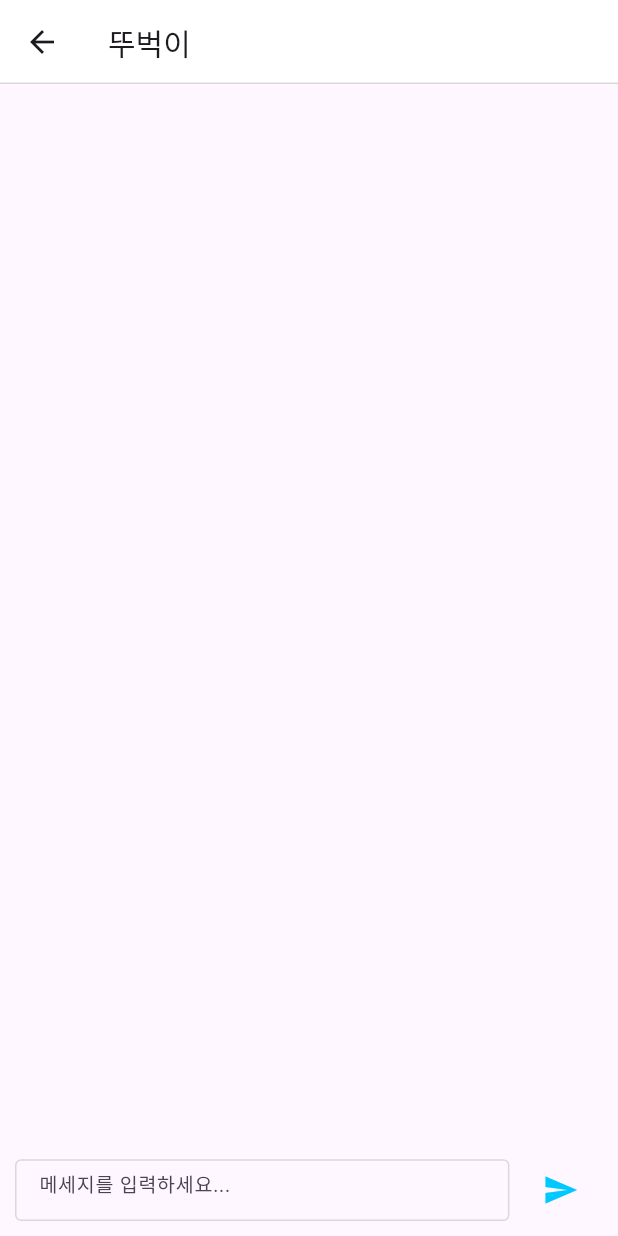
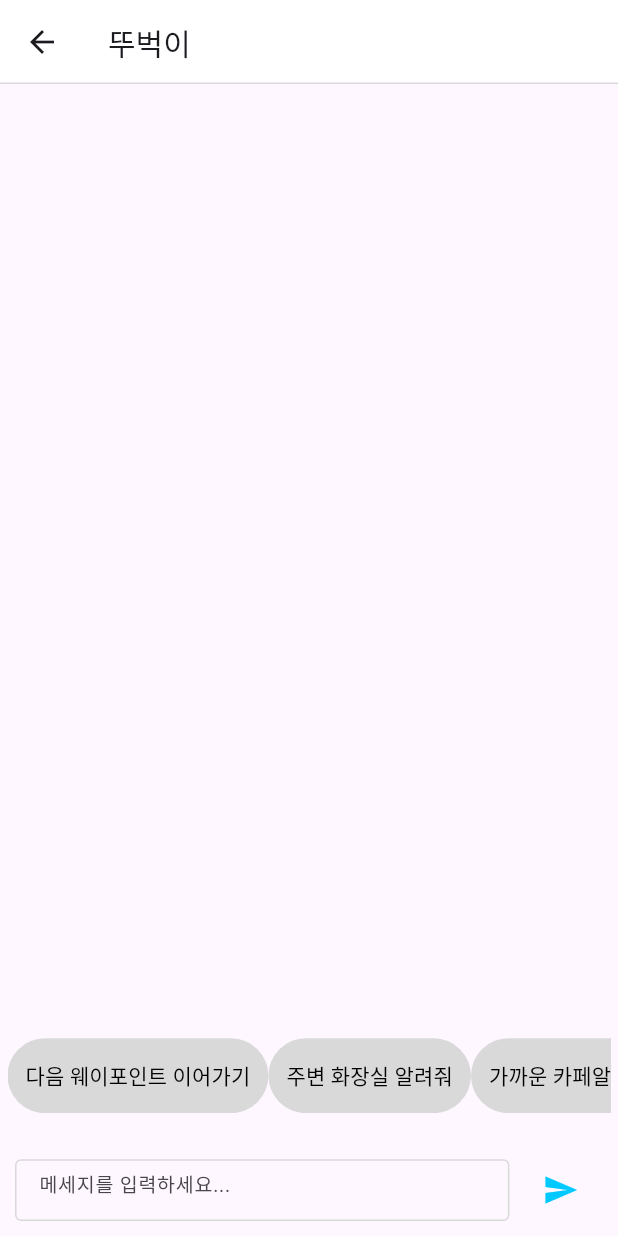
Before and after one commit to mine0697782/ddoobugi, a Flutter app: the Chat screen opened directly, on a phone screen of 412 x 824 dp. Run offline on Flutter 3.47's test engine with Material 3 defaults, Android fonts, the phone set to English and light mode, and no system bars; our stand-ins replace google_maps_flutter, permission_handler; Roboto replaces fonts that are missing (Hanbit).

Commit message:
create chat bar

```diff
--- a/frontend/lib/screen/chat.dart
+++ b/frontend/lib/screen/chat.dart
@@ -9,7 +9,13 @@ class Chat extends StatefulWidget {
 
 class _ChatState extends State<Chat> {
   TextEditingController chat_controller = TextEditingController();
-  var recommend = ["주변 화장실 알려줘", "가까운 카페알려줘"];
+  var recommend = [
+    "다음 웨이포인트 이어가기",
+    "주변 화장실 알려줘",
+    "가까운 카페알려줘",
+    "공원 찾아줘",
+    "가까운 편의점 경로 알려줘"
+  ];
   String InputChat = "";
   List<Widget> recommendWidget = <Widget>[];
 
@@ -35,7 +41,19 @@ class _ChatState extends State<Chat> {
             )),
         resizeToAvoidBottomInset: true,
         body: Scaffold(
-          body: const SingleChildScrollView(),
+          resizeToAvoidBottomInset: true,
+          body: SingleChildScrollView(
+            child: Container(
+              child: Column(
+                children: <Widget>[
+                  SizedBox(
+                    height: MediaQuery.of(context).size.height * 0.772,
+                  ),
+                  Chat_auto(size)
+                ],
+              ),
+            ),
+          ),
           bottomNavigationBar: Row(
             children: [
               Padding(
@@ -82,4 +100,40 @@ class _ChatState extends State<Chat> {
       ),
     );
   }
+
+  Container Chat_auto(Size size) {
+    return Container(
+      height: 50,
+      width: size.width * 1,
+      margin: const EdgeInsets.only(left: 5, right: 5),
+      decoration: BoxDecoration(
+        borderRadius: BorderRadius.circular(5),
+      ),
+      child: ListView.builder(
+        scrollDirection: Axis.horizontal,
+        itemCount: recommend.length,
+        itemBuilder: (context, index) {
+          return SizedBox(
+            height: 50,
+            child: TextButton(
+              onPressed: () {
+                setState(() {
+                  InputChat = recommend[index];
+                  chat_controller.text = InputChat;
+                });
+              },
+              style: TextButton.styleFrom(
+                backgroundColor: const Color(0xFFD9D9D9),
+                //fixedSize:
+              ),
+              child: Text(
+                recommend[index],
+                style: const TextStyle(color: Colors.black),
+              ),
+            ),
+          );
+        },
+      ),
+    );
+  }
 }
```
